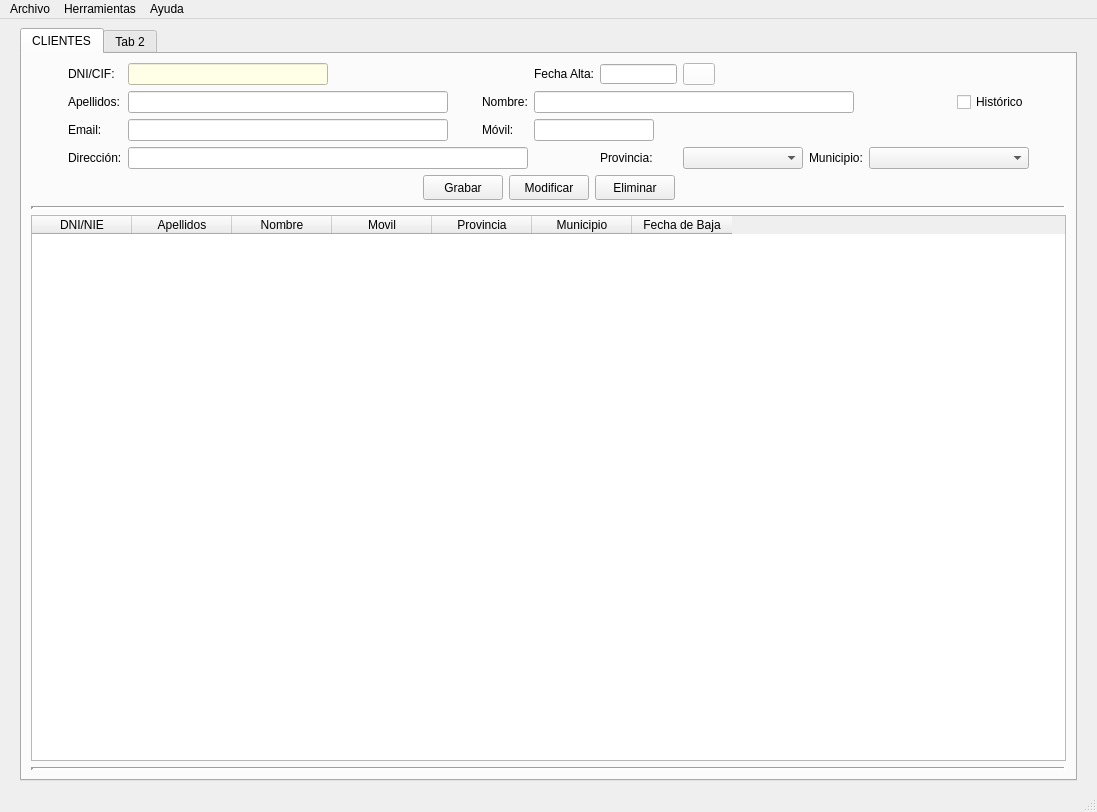
This is templates/venPrincipal.ui in EvanSilva/ProyectoDI-2 as Qt 5 draws it before an edit. The edited form follows.
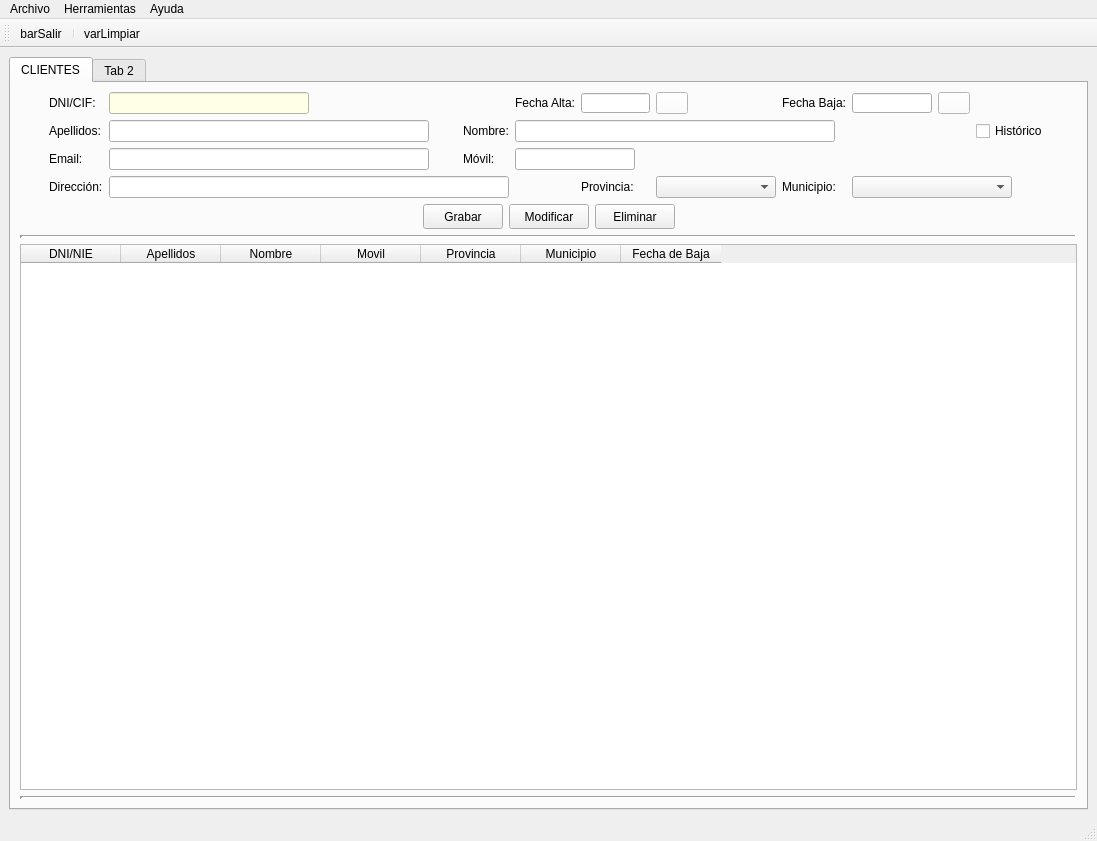
This is the edited form. Icons and pictures are not drawn.

What changed in the file:
```diff
--- a/templates/venPrincipal.ui
+++ b/templates/venPrincipal.ui
@@ -549,6 +549,58 @@
             </property>
            </widget>
           </item>
+          <item row="0" column="9">
+           <widget class="QLineEdit" name="txtBajacli">
+            <property name="minimumSize">
+             <size>
+              <width>80</width>
+              <height>20</height>
+             </size>
+            </property>
+            <property name="maximumSize">
+             <size>
+              <width>80</width>
+              <height>20</height>
+             </size>
+            </property>
+           </widget>
+          </item>
+          <item row="0" column="8">
+           <widget class="QLabel" name="lblBajacli">
+            <property name="text">
+             <string>Fecha Baja:</string>
+            </property>
+           </widget>
+          </item>
+          <item row="0" column="10">
+           <widget class="QPushButton" name="btnBajacli">
+            <property name="maximumSize">
+             <size>
+              <width>32</width>
+              <height>16777215</height>
+             </size>
+            </property>
+            <property name="sizeIncrement">
+             <size>
+              <width>32</width>
+              <height>0</height>
+             </size>
+            </property>
+            <property name="contextMenuPolicy">
+             <enum>Qt::PreventContextMenu</enum>
+            </property>
+            <property name="styleSheet">
+             <string notr="true">background-color: rgb(255, 255, 255);</string>
+            </property>
+            <property name="text">
+             <string/>
+            </property>
+            <property name="icon">
+             <iconset>
+              <normaloff>C:/Users/a20evansg/.designer/img/calendar.ico</normaloff>C:/Users/a20evansg/.designer/img/calendar.ico</iconset>
+            </property>
+           </widget>
+          </item>
          </layout>
         </item>
         <item row="1" column="0">
@@ -756,6 +808,29 @@
    <addaction name="menuAyuda"/>
   </widget>
   <widget class="QStatusBar" name="statusbar"/>
+  <widget class="QToolBar" name="tooBar">
+   <property name="sizePolicy">
+    <sizepolicy hsizetype="Preferred" vsizetype="Fixed">
+     <horstretch>0</horstretch>
+     <verstretch>0</verstretch>
+    </sizepolicy>
+   </property>
+   <property name="focusPolicy">
+    <enum>Qt::NoFocus</enum>
+   </property>
+   <property name="windowTitle">
+    <string>toolBar_2</string>
+   </property>
+   <attribute name="toolBarArea">
+    <enum>TopToolBarArea</enum>
+   </attribute>
+   <attribute name="toolBarBreak">
+    <bool>false</bool>
+   </attribute>
+   <addaction name="actionbarSalir"/>
+   <addaction name="separator"/>
+   <addaction name="actionbarLimpiar"/>
+  </widget>
   <action name="actionSalir">
    <property name="text">
     <string>Salir</string>
@@ -771,6 +846,39 @@
     <string>Restaurar</string>
    </property>
   </action>
+  <action name="actionbarSalir">
+   <property name="icon">
+    <iconset>
+     <normaloff>../img/Exit-80_icon-icons.com_57325.ico</normaloff>../img/Exit-80_icon-icons.com_57325.ico</iconset>
+   </property>
+   <property name="text">
+    <string>barSalir</string>
+   </property>
+   <property name="iconText">
+    <string>barSalir</string>
+   </property>
+   <property name="toolTip">
+    <string>Salir</string>
+   </property>
+   <property name="shortcut">
+    <string>Alt+S</string>
+   </property>
+  </action>
+  <action name="actionbarLimpiar">
+   <property name="icon">
+    <iconset>
+     <normaloff>../img/reload1_78509.ico</normaloff>../img/reload1_78509.ico</iconset>
+   </property>
+   <property name="text">
+    <string>varLimpiar</string>
+   </property>
+   <property name="toolTip">
+    <string>Limpiar</string>
+   </property>
+   <property name="shortcut">
+    <string>Alt+R</string>
+   </property>
+  </action>
  </widget>
  <tabstops>
   <tabstop>txtDnicli</tabstop>
```
Left out of the diff: 204 changed lines with no effect on the pictures.
